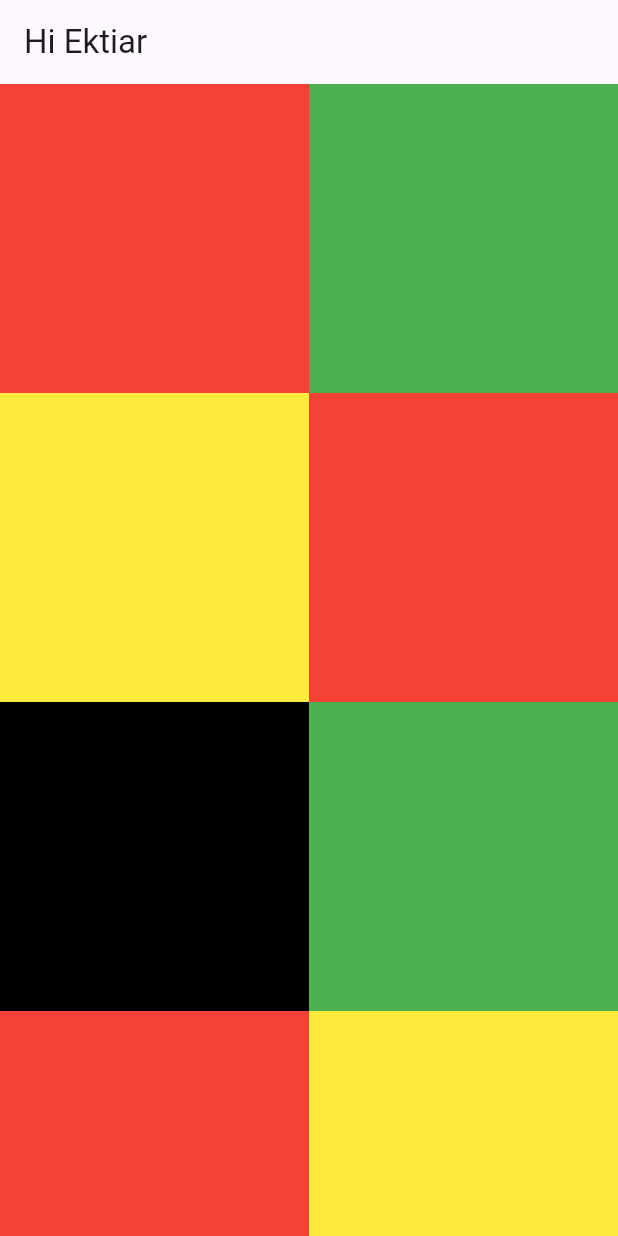
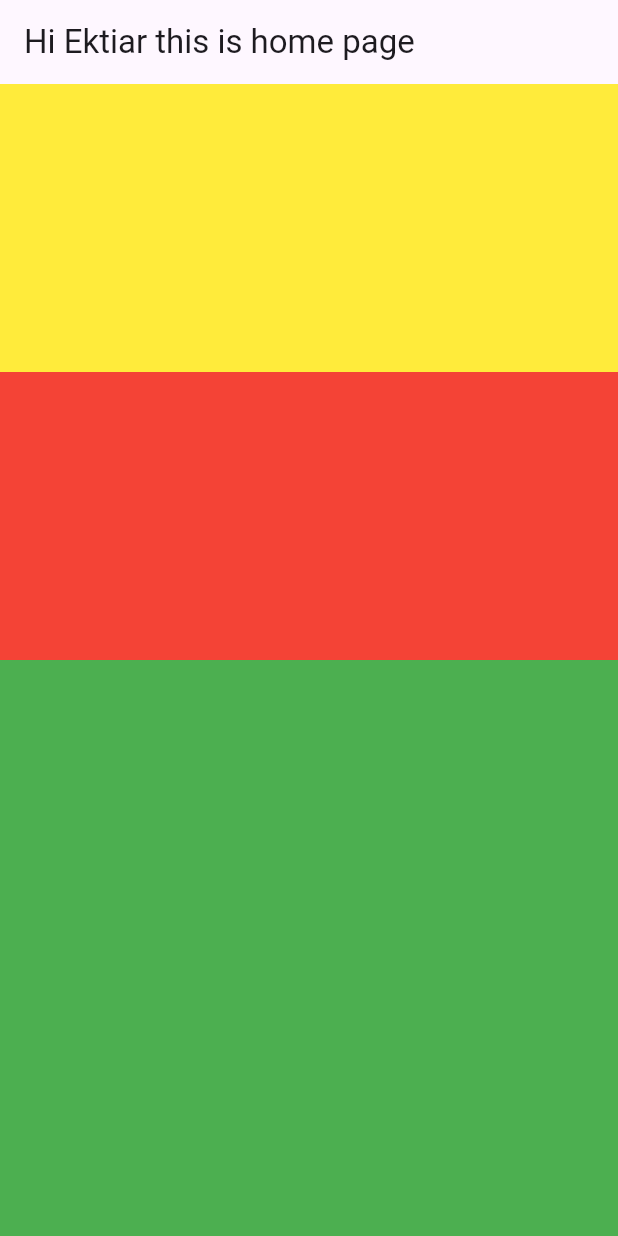
Before and after one commit to engektiar/FlutterFastApp, a Flutter app: the screen it shows after launch, on a phone screen of 412 x 824 dp. Run offline on Flutter 3.47's test engine with Material 3 defaults, Android fonts, the light colour scheme and no system bars.

Commit message:
clumn way grid system

```diff
--- a/lib/main.dart
+++ b/lib/main.dart
@@ -1,7 +1,7 @@
  import 'package:flutter/cupertino.dart';
 import 'package:flutter/material.dart';
 
-void main (){
+void main(){
   runApp(const MyApp());
  }
  class MyApp extends StatelessWidget {
@@ -10,30 +10,28 @@ void main (){
    @override
    Widget build(BuildContext context) {
      return MaterialApp(
-       debugShowCheckedModeBanner:false,
+       debugShowCheckedModeBanner: false,
        home: Scaffold(
-         appBar:AppBar(
-           title: Text("Hi Ektiar"),
+         appBar: AppBar(
+           title: Text("Hi Ektiar this is home page"),
          ),
-         body: GridView.count(
-           crossAxisCount: 2,
-           childAspectRatio: 1.0,
+         body: Column(
            children: [
-             Container(color: Colors.red,),
-             Container(color: Colors.green,),
-             Container(color: Colors.yellow,),
-             Container(color: Colors.red,),
-             Container(color: Colors.black,),
-             Container(color: Colors.green,),
-             Container(color: Colors.red,),
-             Container(color: Colors.yellow,),
-             Container(color: Colors.black,),
-             Container(color: Colors.green,),
+             Expanded(
+               flex: 1,
+               child: Container(color: Colors.yellow,),
+             ),
+             Expanded(
+               flex: 1,
+               child: Container(color: Colors.red,),
+             ),
+             Expanded(
+               flex: 2,
+               child: Container(color: Colors.green,),
+             ),
            ],
-
          ),
        ),
-
      );
    }
  }
```
